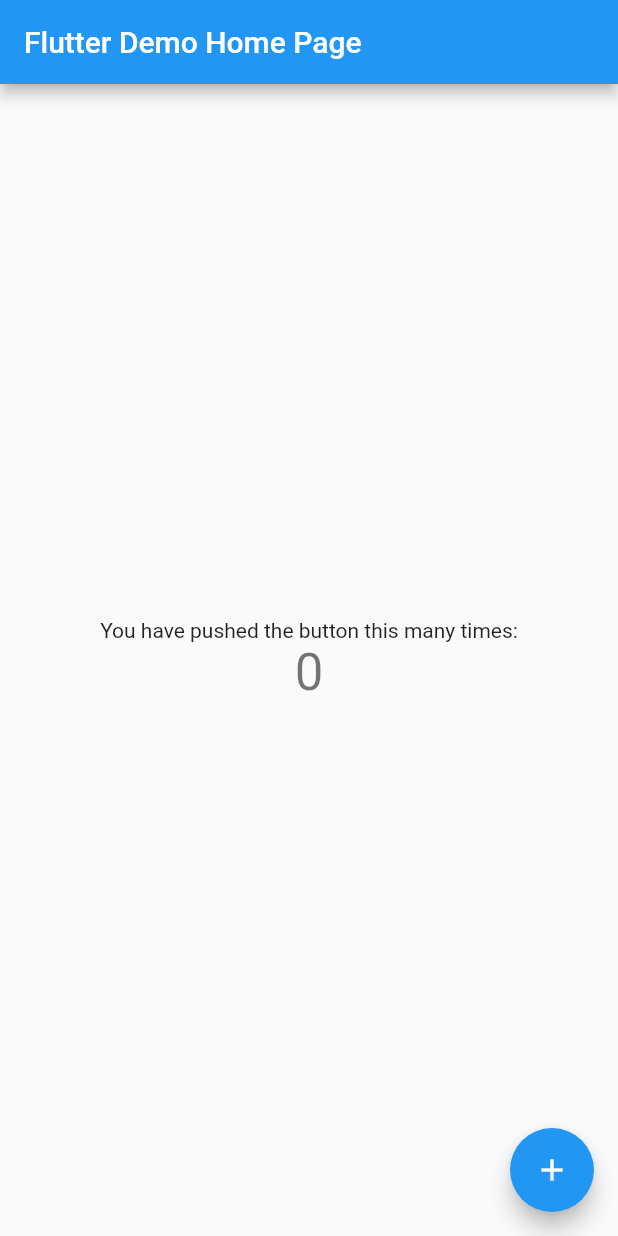
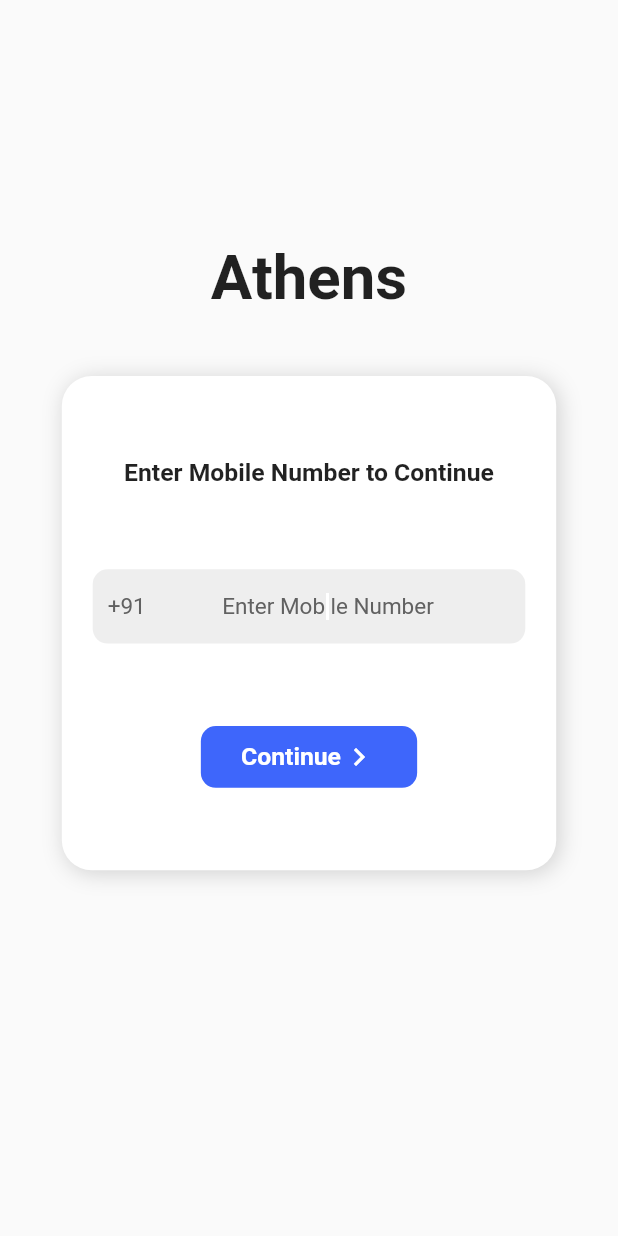
Before and after one commit to Madanraj1/E-commerce-App-Flutter-YOUTUBE, a Flutter app: the screen it shows after launch, on a phone screen of 412 x 824 dp. Run offline on Flutter 3.47's test engine with Material 2 defaults, Android fonts, the light colour scheme and no system bars.

Commit message:
login screen done

```diff
--- /dev/null
+++ b/lib/UI/Auth/loginScreen.dart
@@ -0,0 +1,155 @@
+import 'package:flutter/material.dart';
+
+class LoginScreen extends StatefulWidget {
+  const LoginScreen({Key? key}) : super(key: key);
+
+  @override
+  State<LoginScreen> createState() => _LoginScreenState();
+}
+
+class _LoginScreenState extends State<LoginScreen> {
+  TextEditingController? _phoneNumberFieldController;
+  FocusNode? _phoneFocusNode;
+
+  @override
+  void initState() {
+    _phoneNumberFieldController = TextEditingController();
+    _phoneFocusNode = FocusNode();
+
+    super.initState();
+  }
+
+  @override
+  void didChangeDependencies() {
+    // FocusScope.of(context).requestFocus(_phoneFocusNode);
+    // _phoneFocusNode!.requestFocus();
+
+    super.didChangeDependencies();
+  }
+
+  @override
+  void dispose() {
+    _phoneFocusNode!.dispose();
+    super.dispose();
+  }
+
+  @override
+  Widget build(BuildContext context) {
+    var _height = MediaQuery.of(context).size.height;
+    var _width = MediaQuery.of(context).size.width;
+
+    return Scaffold(
+      body: Container(
+        height: _height,
+        width: _width,
+        child: Column(
+          mainAxisAlignment: MainAxisAlignment.center,
+          children: [
+            Text(
+              "Athens",
+              style: TextStyle(
+                fontSize: _height * 0.05,
+                fontWeight: FontWeight.bold,
+              ),
+            ),
+            SizedBox(height: _height * 0.05),
+            Container(
+              height: _height * 0.4,
+              width: _width * 0.8,
+              decoration: BoxDecoration(
+                color: Colors.white,
+                borderRadius: BorderRadius.all(
+                  Radius.circular(20),
+                ),
+                boxShadow: [
+                  BoxShadow(
+                    offset: Offset(2, 2),
+                    blurRadius: 12,
+                    color: Color.fromRGBO(0, 0, 0, 0.16),
+                  )
+                ],
+              ),
+              child: Column(
+                mainAxisAlignment: MainAxisAlignment.spaceEvenly,
+                children: [
+                  Text(
+                    "Enter Mobile Number to Continue",
+                    style: TextStyle(
+                      fontSize: _height * 0.02,
+                      fontWeight: FontWeight.w600,
+                    ),
+                  ),
+                  Container(
+                    width: _width * 0.7,
+                    height: _height * 0.06,
+                    decoration: BoxDecoration(
+                      borderRadius: BorderRadius.circular(10),
+                      color: Colors.grey[200],
+                    ),
+                    alignment: Alignment.center,
+                    child: TextField(
+                      autofocus: true,
+                      // maxLength: 10,
+                      focusNode: _phoneFocusNode,
+                      controller: _phoneNumberFieldController,
+                      keyboardType: TextInputType.phone,
+                      onChanged: (value) {},
+                      style: TextStyle(
+                        fontSize: 15,
+                        color: Colors.black,
+                      ),
+                      cursorColor: Colors.white,
+                      textAlign: TextAlign.center,
+                      decoration: InputDecoration(
+                        contentPadding: EdgeInsets.symmetric(horizontal: 10, vertical: 0),
+                        prefixText: '+91',
+                        prefixStyle: TextStyle(
+                          color: Colors.grey[700],
+                          fontSize: 15,
+                        ),
+                        hintText: "Enter Mobile Number",
+                        hintStyle: TextStyle(
+                          color: Colors.grey[700],
+                          fontSize: 15,
+                        ),
+                        border: InputBorder.none,
+                      ),
+                    ),
+                  ),
+                  Container(
+                    width: _width * 0.35,
+                    height: _height * 0.05,
+                    decoration: BoxDecoration(
+                      borderRadius: BorderRadius.circular(10),
+                      color: Color(0xff3E66FB),
+                    ),
+                    alignment: Alignment.center,
+                    child: Row(
+                      mainAxisAlignment: MainAxisAlignment.center,
+                      crossAxisAlignment: CrossAxisAlignment.center,
+                      children: [
+                        Text(
+                          "Continue",
+                          style: TextStyle(
+                            fontSize: _height * 0.02,
+                            fontWeight: FontWeight.w600,
+                            color: Colors.white,
+                          ),
+                        ),
+                        Icon(
+                          Icons.navigate_next_outlined,
+                          color: Colors.white,
+                        )
+                      ],
+                    ),
+                  ),
+                ],
+              ),
+            ),
+            SizedBox(height: _height * 0.1),
+          ],
+        ),
+      ),
+    );
+  }
+}
--- a/lib/main.dart
+++ b/lib/main.dart
@@ -1,3 +1,4 @@
+import 'package:ecommerce_app_youtube/UI/Auth/loginScreen.dart';
 import 'package:flutter/material.dart';
 
 void main() {
@@ -11,105 +12,12 @@
   @override
   Widget build(BuildContext context) {
     return MaterialApp(
-      title: 'Flutter Demo',
+      debugShowCheckedModeBanner: false,
+      title: 'Ecommerce App',
       theme: ThemeData(
-        // This is the theme of your application.
-        //
-        // Try running your application with "flutter run". You'll see the
-        // application has a blue toolbar. Then, without quitting the app, try
-        // changing the primarySwatch below to Colors.green and then invoke
-        // "hot reload" (press "r" in the console where you ran "flutter run",
-        // or simply save your changes to "hot reload" in a Flutter IDE).
-        // Notice that the counter didn't reset back to zero; the application
-        // is not restarted.
         primarySwatch: Colors.blue,
       ),
-      home: const MyHomePage(title: 'Flutter Demo Home Page'),
+      home: LoginScreen(),
     );
   }
 }
-
-class MyHomePage extends StatefulWidget {
-  const MyHomePage({Key? key, required this.title}) : super(key: key);
-
-  // This widget is the home page of your application. It is stateful, meaning
-  // that it has a State object (defined below) that contains fields that affect
-  // how it looks.
-
-  // This class is the configuration for the state. It holds the values (in this
-  // case the title) provided by the parent (in this case the App widget) and
-  // used by the build method of the State. Fields in a Widget subclass are
-  // always marked "final".
-
-  final String title;
-
-  @override
-  State<MyHomePage> createState() => _MyHomePageState();
-}
-
-class _MyHomePageState extends State<MyHomePage> {
-  int _counter = 0;
-
-  void _incrementCounter() {
-    setState(() {
-      // This call to setState tells the Flutter framework that something has
-      // changed in this State, which causes it to rerun the build method below
-      // so that the display can reflect the updated values. If we changed
-      // _counter without calling setState(), then the build method would not be
-      // called again, and so nothing would appear to happen.
-      _counter++;
-    });
-  }
-
-  @override
-  Widget build(BuildContext context) {
-    // This method is rerun every time setState is called, for instance as done
-    // by the _incrementCounter method above.
-    //
-    // The Flutter framework has been optimized to make rerunning build methods
-    // fast, so that you can just rebuild anything that needs updating rather
-    // than having to individually change instances of widgets.
-    return Scaffold(
-      appBar: AppBar(
-        // Here we take the value from the MyHomePage object that was created by
-        // the App.build method, and use it to set our appbar title.
-        title: Text(widget.title),
-      ),
-      body: Center(
-        // Center is a layout widget. It takes a single child and positions it
-        // in the middle of the parent.
-        child: Column(
-          // Column is also a layout widget. It takes a list of children and
-          // arranges them vertically. By default, it sizes itself to fit its
-          // children horizontally, and tries to be as tall as its parent.
-          //
-          // Invoke "debug painting" (press "p" in the console, choose the
-          // "Toggle Debug Paint" action from the Flutter Inspector in Android
-          // Studio, or the "Toggle Debug Paint" command in Visual Studio Code)
-          // to see the wireframe for each widget.
-          //
-          // Column has various properties to control how it sizes itself and
-          // how it positions its children. Here we use mainAxisAlignment to
-          // center the children vertically; the main axis here is the vertical
-          // axis because Columns are vertical (the cross axis would be
-          // horizontal).
-          mainAxisAlignment: MainAxisAlignment.center,
-          children: <Widget>[
-            const Text(
-              'You have pushed the button this many times:',
-            ),
-            Text(
-              '$_counter',
-              style: Theme.of(context).textTheme.headline4,
-            ),
-          ],
-        ),
-      ),
-      floatingActionButton: FloatingActionButton(
-        onPressed: _incrementCounter,
-        tooltip: 'Increment',
-        child: const Icon(Icons.add),
-      ), // This trailing comma makes auto-formatting nicer for build methods.
-    );
-  }
-}
```
Also changed, not shown: lib/UI/General/homepageScreen.dart (added).
